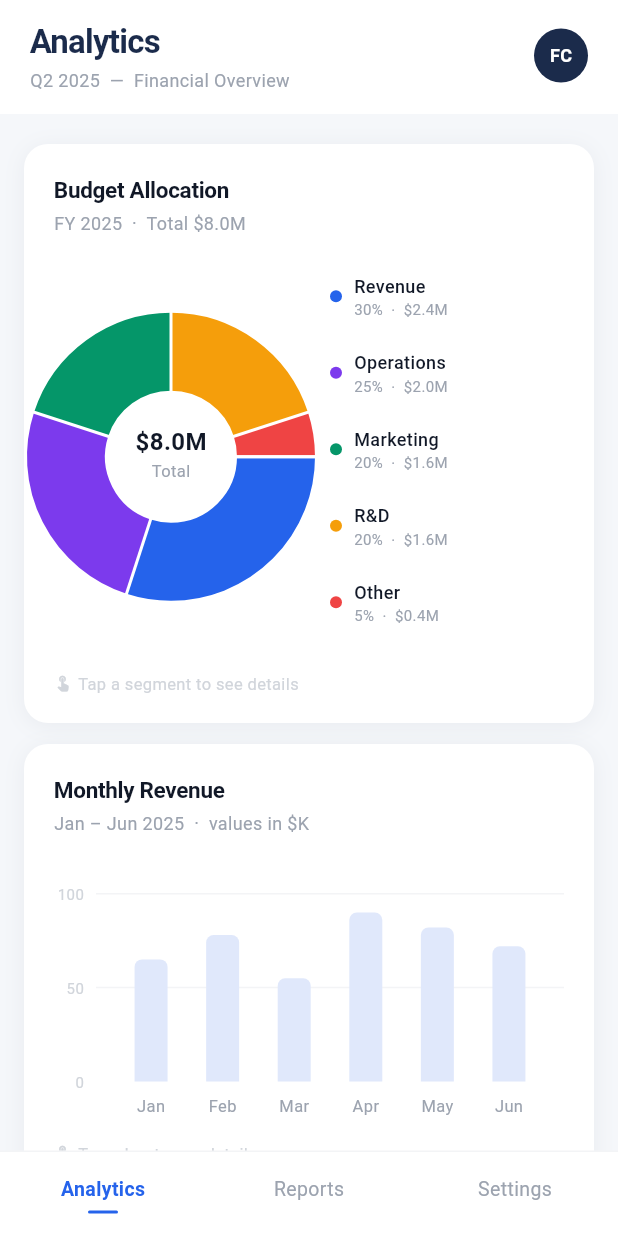
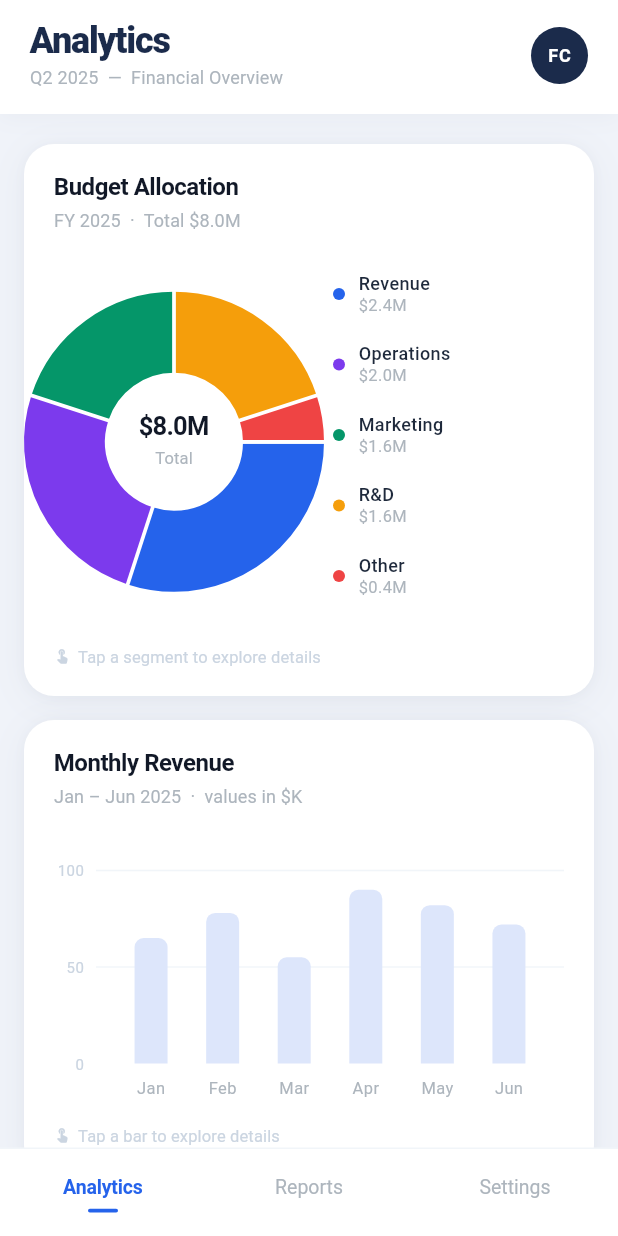
Before and after one commit to ceratifranco/flutter-components, a Flutter app: the screen it shows after launch, on a phone screen of 412 x 824 dp. Run offline on Flutter 3.47's test engine with Material 3 defaults, Android fonts, the phone set to English and light mode, and no system bars; drawn by our look-alikes of fl_chart.

Commit message:
feat: pixel-perfect UI polish matching Figma design
- Progress bar with thumb indicator across all detail sheets
- CTA button with trailing arrow icon
- Donut chart legend cleaned up: shows value only (no %)
- Pie detail subtitle matches Figma: "Allocated — FY 2025 · X%"
- Bar detail growth badge with trending icon and pill shape
- Card shadows improved: dual-layer for depth without weight
- Chips rounded to pill shape (borderRadius 20)
- Header: larger bolder typography + subtle shadow
- Background refined to blue-tinted gray (#F0F3F9)
- Unified gray text color to #ADB5BD across all components
- Mini chart: highest bar label highlighted in color + bold

Co-Authored-By: Claude Sonnet 4.6 <noreply@anthropic.com>

```diff
--- a/lib/screens/dashboard_screen.dart
+++ b/lib/screens/dashboard_screen.dart
@@ -25,7 +25,7 @@ class _DashboardScreenState extends State<DashboardScreen> {
         statusBarColor: Colors.transparent,
       ),
       child: Scaffold(
-        backgroundColor: const Color(0xFFF5F7FA),
+        backgroundColor: const Color(0xFFF0F3F9),
         body: SafeArea(
           bottom: false,
           child: Column(
@@ -46,7 +46,7 @@ class _DashboardScreenState extends State<DashboardScreen> {
                         data: budgetData,
                         onSegmentTapped: _showPieDetail,
                       ),
-                      const SizedBox(height: 14),
+                      const SizedBox(height: 16),
                       BarChartCard(
                         data: revenueData,
                         onBarTapped: _showBarDetail,
@@ -65,8 +65,17 @@ class _DashboardScreenState extends State<DashboardScreen> {
 
   Widget _header() {
     return Container(
-      color: Colors.white,
-      padding: const EdgeInsets.fromLTRB(20, 12, 20, 14),
+      decoration: BoxDecoration(
+        color: Colors.white,
+        boxShadow: [
+          BoxShadow(
+            color: const Color(0xFF1B2B4B).withValues(alpha: 0.04),
+            blurRadius: 12,
+            offset: const Offset(0, 2),
+          ),
+        ],
+      ),
+      padding: const EdgeInsets.fromLTRB(20, 14, 20, 16),
       child: Row(
         mainAxisAlignment: MainAxisAlignment.spaceBetween,
         children: [
@@ -76,18 +85,20 @@ class _DashboardScreenState extends State<DashboardScreen> {
               Text(
                 'Analytics',
                 style: TextStyle(
-                  fontSize: 22,
-                  fontWeight: FontWeight.w700,
+                  fontSize: 24,
+                  fontWeight: FontWeight.w800,
                   color: kNavy,
-                  letterSpacing: -0.5,
+                  letterSpacing: -0.8,
+                  height: 1.1,
                 ),
               ),
-              SizedBox(height: 2),
+              SizedBox(height: 3),
               Text(
                 'Q2 2025  —  Financial Overview',
                 style: TextStyle(
                   fontSize: 12,
-                  color: Color(0xFF9CA3AF),
+                  color: Color(0xFFADB5BD),
+                  letterSpacing: 0.1,
                 ),
               ),
             ],
@@ -100,11 +111,11 @@ class _DashboardScreenState extends State<DashboardScreen> {
 
   Widget _avatar() {
     return Container(
-      width: 36,
-      height: 36,
+      width: 38,
+      height: 38,
       decoration: BoxDecoration(
         color: kNavy,
-        borderRadius: BorderRadius.circular(18),
+        borderRadius: BorderRadius.circular(19),
       ),
       child: const Center(
         child: Text(
@@ -112,8 +123,8 @@ class _DashboardScreenState extends State<DashboardScreen> {
           style: TextStyle(
             color: Colors.white,
             fontSize: 12,
-            fontWeight: FontWeight.w600,
-            letterSpacing: 0.3,
+            fontWeight: FontWeight.w700,
+            letterSpacing: 0.5,
           ),
         ),
       ),
@@ -124,11 +135,11 @@ class _DashboardScreenState extends State<DashboardScreen> {
     return Container(
       decoration: const BoxDecoration(
         color: Colors.white,
-        border: Border(top: BorderSide(color: Color(0xFFF3F4F6), width: 1)),
+        border: Border(top: BorderSide(color: Color(0xFFF1F5F9), width: 1)),
       ),
       child: SafeArea(
         child: SizedBox(
-          height: 56,
+          height: 58,
           child: Row(
             mainAxisAlignment: MainAxisAlignment.spaceAround,
             children: _navItems.asMap().entries.map((e) {
@@ -137,7 +148,7 @@ class _DashboardScreenState extends State<DashboardScreen> {
                 onTap: () => setState(() => _navIndex = e.key),
                 behavior: HitTestBehavior.opaque,
                 child: SizedBox(
-                  width: 96,
+                  width: 100,
                   child: Column(
                     mainAxisAlignment: MainAxisAlignment.center,
                     children: [
@@ -146,11 +157,12 @@ class _DashboardScreenState extends State<DashboardScreen> {
                         style: TextStyle(
                           fontSize: 13,
                           fontWeight: isActive
-                              ? FontWeight.w600
+                              ? FontWeight.w700
                               : FontWeight.w400,
                           color: isActive
                               ? kBlue
-                              : const Color(0xFF9CA3AF),
+                              : const Color(0xFFADB5BD),
+                          letterSpacing: isActive ? -0.1 : 0,
                         ),
                       ),
                       const SizedBox(height: 5),
@@ -158,10 +170,10 @@ class _DashboardScreenState extends State<DashboardScreen> {
                         duration: const Duration(milliseconds: 200),
                         curve: Curves.easeOut,
                         width: isActive ? 20 : 0,
-                        height: 2,
+                        height: 2.5,
                         decoration: BoxDecoration(
                           color: kBlue,
-                          borderRadius: BorderRadius.circular(1),
+                          borderRadius: BorderRadius.circular(2),
                         ),
                       ),
                     ],
--- a/lib/widgets/bar_chart_card.dart
+++ b/lib/widgets/bar_chart_card.dart
@@ -30,13 +30,13 @@ class _BarChartCardState extends State<BarChartCard> {
             title: 'Monthly Revenue',
             subtitle: 'Jan – Jun 2025  ·  values in \$K',
           ),
-          const SizedBox(height: 20),
+          const SizedBox(height: 22),
           SizedBox(
-            height: 172,
+            height: 176,
             child: _barChart(),
           ),
           const SizedBox(height: 12),
-          cardHint('Tap a bar to see details'),
+          cardHint('Tap a bar to explore details'),
         ],
       ),
     );
@@ -50,15 +50,17 @@ class _BarChartCardState extends State<BarChartCard> {
         barTouchData: BarTouchData(
           touchTooltipData: BarTouchTooltipData(
             getTooltipColor: (_) => kNavy,
-            tooltipRoundedRadius: 8,
+            tooltipRoundedRadius: 10,
             tooltipPadding:
-                const EdgeInsets.symmetric(horizontal: 10, vertical: 6),
-            getTooltipItem: (group, groupIndex, rod, rodIndex) => BarTooltipItem(
+                const EdgeInsets.symmetric(horizontal: 12, vertical: 7),
+            getTooltipItem: (group, groupIndex, rod, rodIndex) =>
+                BarTooltipItem(
               '\$${widget.data[group.x].value.toInt()}K',
               const TextStyle(
                 color: Colors.white,
-                fontWeight: FontWeight.w600,
+                fontWeight: FontWeight.w700,
                 fontSize: 12,
+                letterSpacing: -0.2,
               ),
             ),
           ),
@@ -92,7 +94,7 @@ class _BarChartCardState extends State<BarChartCard> {
                     value.toInt().toString(),
                     style: const TextStyle(
                       fontSize: 10,
-                      color: Color(0xFFD1D5DB),
+                      color: Color(0xFFCBD5E1),
                     ),
                   ),
                 );
@@ -115,9 +117,9 @@ class _BarChartCardState extends State<BarChartCard> {
                     widget.data[i].month,
                     style: TextStyle(
                       fontSize: 11,
-                      color: isActive ? kBlue : const Color(0xFF9CA3AF),
+                      color: isActive ? kBlue : const Color(0xFFADB5BD),
                       fontWeight:
-                          isActive ? FontWeight.w600 : FontWeight.w400,
+                          isActive ? FontWeight.w700 : FontWeight.w400,
                     ),
                   ),
                 );
@@ -134,12 +136,12 @@ class _BarChartCardState extends State<BarChartCard> {
           drawVerticalLine: false,
           horizontalInterval: 50,
           getDrawingHorizontalLine: (_) => const FlLine(
-            color: Color(0xFFF3F4F6),
+            color: Color(0xFFF1F5F9),
             strokeWidth: 1,
           ),
         ),
         borderData: FlBorderData(show: false),
-        groupsSpace: 8,
+        groupsSpace: 6,
         barGroups: widget.data.asMap().entries.map((e) {
           final isActive = e.key == _touchedIndex;
           return BarChartGroupData(
@@ -147,10 +149,10 @@ class _BarChartCardState extends State<BarChartCard> {
             barRods: [
               BarChartRodData(
                 toY: e.value.value,
-                color: isActive ? kBlue : const Color(0xFFE0E8FB),
+                color: isActive ? kBlue : const Color(0xFFDDE6FB),
                 width: 22,
                 borderRadius:
-                    const BorderRadius.vertical(top: Radius.circular(5)),
+                    const BorderRadius.vertical(top: Radius.circular(6)),
               ),
             ],
           );
--- a/lib/widgets/donut_chart_card.dart
+++ b/lib/widgets/donut_chart_card.dart
@@ -33,21 +33,21 @@ class _DonutChartCardState extends State<DonutChartCard> {
             title: 'Budget Allocation',
             subtitle: 'FY 2025  ·  Total \$8.0M',
           ),
-          const SizedBox(height: 20),
+          const SizedBox(height: 22),
           Row(
             crossAxisAlignment: CrossAxisAlignment.center,
             children: [
               SizedBox(
-                width: 156,
-                height: 156,
+                width: 160,
+                height: 160,
                 child: _donutChart(),
               ),
-              const SizedBox(width: 20),
+              const SizedBox(width: 18),
               Expanded(child: _legend()),
             ],
           ),
-          const SizedBox(height: 16),
-          cardHint('Tap a segment to see details'),
+          const SizedBox(height: 18),
+          cardHint('Tap a segment to explore details'),
         ],
       ),
     );
@@ -75,21 +75,23 @@ class _DonutChartCardState extends State<DonutChartCard> {
                 }
               },
             ),
-            centerSpaceRadius: 44,
-            sectionsSpace: 2,
+            centerSpaceRadius: 46,
+            sectionsSpace: 2.5,
             sections: widget.data.asMap().entries.map((e) {
               final active = e.key == _touchedIndex;
               return PieChartSectionData(
                 color: e.value.color,
                 value: e.value.percentage,
-                radius: active ? 60 : 52,
+                radius: active ? 62 : 54,
                 showTitle: false,
               );
             }).toList(),
           ),
         ),
         AnimatedSwitcher(
-          duration: const Duration(milliseconds: 180),
+          duration: const Duration(milliseconds: 200),
+          switchInCurve: Curves.easeOut,
+          switchOutCurve: Curves.easeIn,
           child: sel == null
               ? _centerLabel(
                   key: const ValueKey('total'),
@@ -121,16 +123,21 @@ class _DonutChartCardState extends State<DonutChartCard> {
         Text(
           top,
           style: TextStyle(
-            fontSize: 16,
+            fontSize: 17,
             fontWeight: FontWeight.w700,
             color: topColor,
+            letterSpacing: -0.5,
             height: 1,
           ),
         ),
-        const SizedBox(height: 3),
+        const SizedBox(height: 4),
         Text(
           bottom,
-          style: const TextStyle(fontSize: 11, color: Color(0xFF9CA3AF)),
+          style: const TextStyle(
+            fontSize: 11,
+            color: Color(0xFFADB5BD),
+            letterSpacing: 0.1,
+          ),
         ),
       ],
     );
@@ -142,9 +149,14 @@ class _DonutChartCardState extends State<DonutChartCard> {
       mainAxisAlignment: MainAxisAlignment.center,
       children: widget.data.asMap().entries.map((e) {
         final isActive = e.key == _touchedIndex;
-        return AnimatedContainer(
+        return GestureDetector(
+          onTap: () {
+            setState(() => _touchedIndex = isActive ? -1 : e.key);
+            if (!isActive) widget.onSegmentTapped(e.value);
+          },
+          child: AnimatedContainer(
             duration: const Duration(milliseconds: 150),
-          margin: const EdgeInsets.only(bottom: 10),
+            margin: const EdgeInsets.only(bottom: 9),
             padding: const EdgeInsets.symmetric(horizontal: 8, vertical: 5),
             decoration: BoxDecoration(
               color: isActive
@@ -162,9 +174,8 @@ class _DonutChartCardState extends State<DonutChartCard> {
                     shape: BoxShape.circle,
                   ),
                 ),
-              const SizedBox(width: 8),
-              Expanded(
-                child: Column(
+                const SizedBox(width: 9),
+                Column(
                   crossAxisAlignment: CrossAxisAlignment.start,
                   children: [
                     Text(
@@ -172,22 +183,24 @@ class _DonutChartCardState extends State<DonutChartCard> {
                       style: TextStyle(
                         fontSize: 12,
                         fontWeight: isActive
-                            ? FontWeight.w600
+                            ? FontWeight.w700
                             : FontWeight.w500,
-                        color: const Color(0xFF111827),
+                        color: const Color(0xFF1E293B),
+                        height: 1.2,
                       ),
                     ),
                     Text(
-                      '${e.value.percentage.toInt()}%  ·  ${e.value.value}',
+                      e.value.value,
                       style: const TextStyle(
-                        fontSize: 10,
-                        color: Color(0xFF9CA3AF),
+                        fontSize: 11,
+                        color: Color(0xFFADB5BD),
+                        height: 1.3,
                       ),
                     ),
                   ],
                 ),
+              ],
             ),
-            ],
           ),
         );
       }).toList(),
--- a/lib/widgets/ui_helpers.dart
+++ b/lib/widgets/ui_helpers.dart
@@ -7,12 +7,19 @@ Widget cardWrapper({required Widget child}) {
   return Container(
     decoration: BoxDecoration(
       color: Colors.white,
-      borderRadius: BorderRadius.circular(16),
+      borderRadius: BorderRadius.circular(20),
       boxShadow: [
         BoxShadow(
-          color: kNavy.withValues(alpha: 0.06),
-          blurRadius: 12,
-          offset: const Offset(0, 2),
+          color: const Color(0xFF1B2B4B).withValues(alpha: 0.05),
+          blurRadius: 20,
+          spreadRadius: 0,
+          offset: const Offset(0, 4),
+        ),
+        BoxShadow(
+          color: const Color(0xFF1B2B4B).withValues(alpha: 0.03),
+          blurRadius: 6,
+          spreadRadius: 0,
+          offset: const Offset(0, 1),
         ),
       ],
     ),
@@ -28,16 +35,21 @@ Widget cardHeader({required String title, required String subtitle}) {
       Text(
         title,
         style: const TextStyle(
-          fontSize: 15,
-          fontWeight: FontWeight.w600,
+          fontSize: 16,
+          fontWeight: FontWeight.w700,
           color: Color(0xFF111827),
-          letterSpacing: -0.2,
+          letterSpacing: -0.3,
+          height: 1.1,
         ),
       ),
-      const SizedBox(height: 3),
+      const SizedBox(height: 4),
       Text(
         subtitle,
-        style: const TextStyle(fontSize: 12, color: Color(0xFF9CA3AF)),
+        style: const TextStyle(
+          fontSize: 12,
+          color: Color(0xFFADB5BD),
+          letterSpacing: 0.1,
+        ),
       ),
     ],
   );
@@ -46,11 +58,19 @@ Widget cardHeader({required String title, required String subtitle}) {
 Widget cardHint(String text) {
   return Row(
     children: [
-      const Icon(Icons.touch_app_rounded, size: 12, color: Color(0xFFD1D5DB)),
-      const SizedBox(width: 4),
+      const Icon(
+        Icons.touch_app_rounded,
+        size: 11,
+        color: Color(0xFFCBD5E1),
+      ),
+      const SizedBox(width: 5),
       Text(
         text,
-        style: const TextStyle(fontSize: 11, color: Color(0xFFD1D5DB)),
+        style: const TextStyle(
+          fontSize: 11,
+          color: Color(0xFFCBD5E1),
+          letterSpacing: 0.1,
+        ),
       ),
     ],
   );
@@ -61,11 +81,11 @@ Widget cardHint(String text) {
 Widget sheetHandle() {
   return Center(
     child: Container(
-      margin: const EdgeInsets.only(top: 12, bottom: 20),
-      width: 40,
+      margin: const EdgeInsets.only(top: 14, bottom: 22),
+      width: 36,
       height: 4,
       decoration: BoxDecoration(
-        color: const Color(0xFFE5E7EB),
+        color: const Color(0xFFE2E8F0),
         borderRadius: BorderRadius.circular(2),
       ),
     ),
@@ -74,10 +94,10 @@ Widget sheetHandle() {
 
 Widget sheetChip(String label, Color color) {
   return Container(
-    padding: const EdgeInsets.symmetric(horizontal: 10, vertical: 5),
+    padding: const EdgeInsets.symmetric(horizontal: 12, vertical: 6),
     decoration: BoxDecoration(
       color: color.withValues(alpha: 0.10),
-      borderRadius: BorderRadius.circular(8),
+      borderRadius: BorderRadius.circular(20),
     ),
     child: Text(
       label,
@@ -85,6 +105,7 @@ Widget sheetChip(String label, Color color) {
         fontSize: 12,
         fontWeight: FontWeight.w600,
         color: color,
+        letterSpacing: 0.2,
       ),
     ),
   );
@@ -98,15 +119,21 @@ Widget sheetStat(String value, String label, Color color) {
         Text(
           value,
           style: TextStyle(
-            fontSize: 17,
+            fontSize: 18,
             fontWeight: FontWeight.w700,
             color: color,
+            letterSpacing: -0.3,
+            height: 1.1,
           ),
         ),
-        const SizedBox(height: 2),
+        const SizedBox(height: 3),
         Text(
           label,
-          style: const TextStyle(fontSize: 11, color: Color(0xFF9CA3AF)),
+          style: const TextStyle(
+            fontSize: 11,
+            color: Color(0xFFADB5BD),
+            letterSpacing: 0.1,
+          ),
         ),
       ],
     ),
@@ -114,30 +141,88 @@ Widget sheetStat(String value, String label, Color color) {
 }
 
 Widget sheetDivider() {
-  return const Divider(height: 1, thickness: 1, color: Color(0xFFF3F4F6));
+  return const Divider(height: 1, thickness: 1, color: Color(0xFFF1F5F9));
 }
 
 Widget sheetSectionLabel(String text) {
   return Text(
     text,
     style: const TextStyle(
-      fontSize: 13,
-      fontWeight: FontWeight.w600,
-      color: Color(0xFF374151),
+      fontSize: 14,
+      fontWeight: FontWeight.w700,
+      color: Color(0xFF1E293B),
+      letterSpacing: -0.2,
     ),
   );
 }
 
-Widget sheetProgressBar(double value, Color color) {
-  return ClipRRect(
-    borderRadius: BorderRadius.circular(4),
-    child: LinearProgressIndicator(
-      value: value,
-      backgroundColor: const Color(0xFFF3F4F6),
-      color: color,
-      minHeight: 7,
+Widget sheetProgressBar(double value, Color fillColor) {
+  return LayoutBuilder(builder: (context, constraints) {
+    final trackWidth = constraints.maxWidth;
+    final clampedValue = value.clamp(0.0, 1.0);
+    final fillWidth = trackWidth * clampedValue;
+    const trackHeight = 7.0;
+    const thumbDiameter = 18.0;
+    const totalHeight = 24.0;
+    const verticalOffset = (totalHeight - trackHeight) / 2;
+    const thumbOffset = (totalHeight - thumbDiameter) / 2;
+
+    return SizedBox(
+      height: totalHeight,
+      child: Stack(
+        clipBehavior: Clip.none,
+        children: [
+          // Track background
+          Positioned(
+            top: verticalOffset,
+            left: 0,
+            right: 0,
+            child: Container(
+              height: trackHeight,
+              decoration: BoxDecoration(
+                color: const Color(0xFFF1F5F9),
+                borderRadius: BorderRadius.circular(trackHeight / 2),
+              ),
+            ),
+          ),
+          // Fill
+          Positioned(
+            top: verticalOffset,
+            left: 0,
+            child: Container(
+              height: trackHeight,
+              width: fillWidth,
+              decoration: BoxDecoration(
+                color: fillColor,
+                borderRadius: BorderRadius.circular(trackHeight / 2),
+              ),
+            ),
+          ),
+          // Thumb
+          Positioned(
+            top: thumbOffset,
+            left: (fillWidth - thumbDiameter / 2).clamp(0, trackWidth - thumbDiameter),
+            child: Container(
+              width: thumbDiameter,
+              height: thumbDiameter,
+              decoration: BoxDecoration(
+                color: Colors.white,
+                shape: BoxShape.circle,
+                border: Border.all(color: fillColor, width: 2.5),
+                boxShadow: [
+                  BoxShadow(
+                    color: fillColor.withValues(alpha: 0.25),
+                    blurRadius: 6,
+                    offset: const Offset(0, 2),
+                  ),
+                ],
+              ),
+            ),
+          ),
+        ],
       ),
     );
+  });
 }
 
 Widget sheetCta(BuildContext context, String label) {
@@ -148,18 +233,26 @@ Widget sheetCta(BuildContext context, String label) {
       style: FilledButton.styleFrom(
         backgroundColor: kNavy,
         foregroundColor: Colors.white,
-        padding: const EdgeInsets.symmetric(vertical: 15),
-        shape: RoundedRectangleBorder(borderRadius: BorderRadius.circular(12)),
+        padding: const EdgeInsets.symmetric(vertical: 17),
+        shape: RoundedRectangleBorder(borderRadius: BorderRadius.circular(14)),
         elevation: 0,
       ),
-      child: Text(
+      child: Row(
+        mainAxisAlignment: MainAxisAlignment.center,
+        mainAxisSize: MainAxisSize.min,
+        children: [
+          Text(
             label,
             style: const TextStyle(
-          fontSize: 14,
+              fontSize: 15,
               fontWeight: FontWeight.w600,
               letterSpacing: 0.1,
             ),
           ),
+          const SizedBox(width: 10),
+          const Icon(Icons.arrow_forward_rounded, size: 18),
+        ],
+      ),
     ),
   );
 }
```
Also changed, not shown: lib/widgets/bar_detail_sheet.dart (+54 -34 lines), lib/widgets/pie_detail_sheet.dart (+45 -31 lines). Lines whose indentation alone changed are shown as unchanged.
